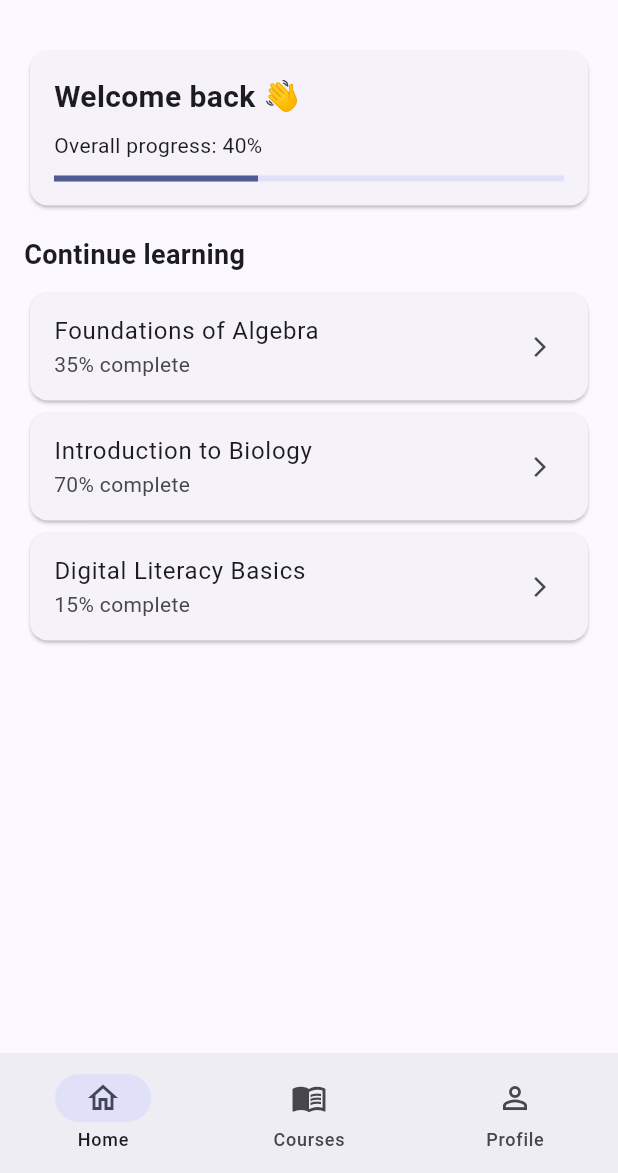
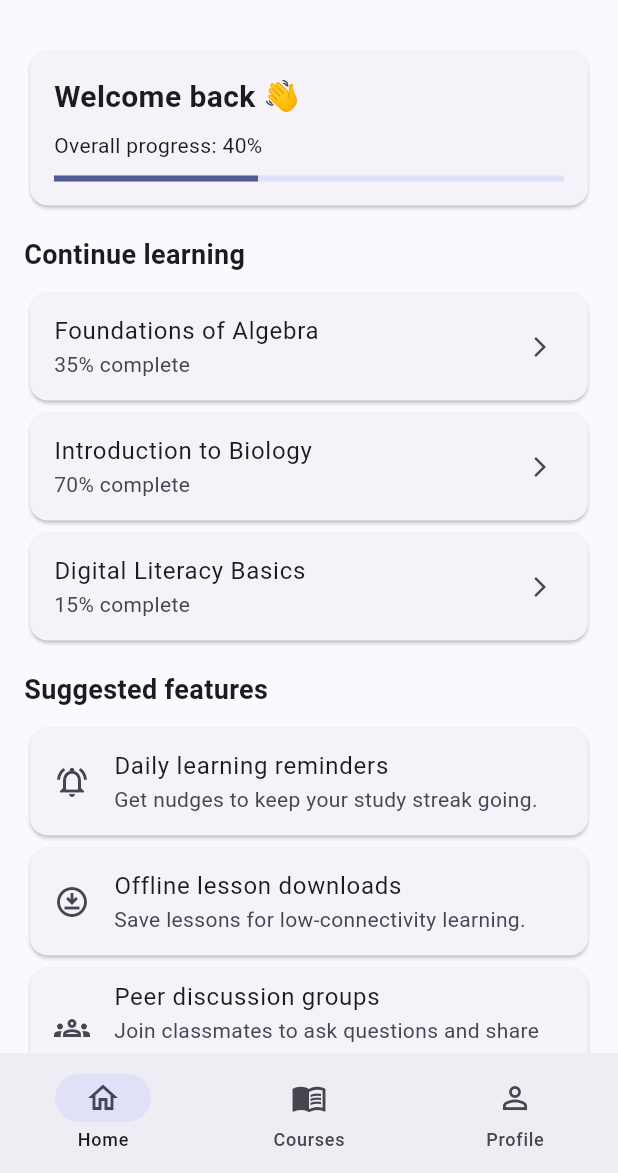
Before and after one commit to NKEthio/Mereb, a Flutter app: the screen it shows after launch, on a phone screen of 412 x 824 dp, the part 63-1236 px from its top. Run offline on Flutter 3.47's test engine with Material 3 defaults, Android fonts, the phone set to English and light mode, and no system bars.

Commit message:
Add more suggested features section to dashboard
Agent-Logs-Url: https://github.com/NKEthio/Mereb/sessions/88e391b6-1fc2-4dfe-81cb-c97a448320af

Co-authored-by: NKEthio <124680883+NKEthio@users.noreply.github.com>

```diff
--- a/lib/main.dart
+++ b/lib/main.dart
@@ -36,6 +36,18 @@ class Course {
   final int lessons;
   final double progress;
   final String description;
+}
+
+class SuggestedFeature {
+  const SuggestedFeature({
+    required this.title,
+    required this.description,
+    required this.icon,
+  });
+
+  final String title;
+  final String description;
+  final IconData icon;
 }
 
 class PrototypeHomePage extends StatefulWidget {
@@ -119,6 +131,28 @@ class _DashboardTab extends StatelessWidget {
   const _DashboardTab({required this.courses});
 
   final List<Course> courses;
+  static const List<SuggestedFeature> _suggestedFeatures = [
+    SuggestedFeature(
+      title: 'Daily learning reminders',
+      description: 'Get nudges to keep your study streak going.',
+      icon: Icons.notifications_active_outlined,
+    ),
+    SuggestedFeature(
+      title: 'Offline lesson downloads',
+      description: 'Save lessons for low-connectivity learning.',
+      icon: Icons.download_for_offline_outlined,
+    ),
+    SuggestedFeature(
+      title: 'Peer discussion groups',
+      description: 'Join classmates to ask questions and share tips.',
+      icon: Icons.groups_outlined,
+    ),
+    SuggestedFeature(
+      title: 'Weekly progress report',
+      description: 'Track wins and identify what to focus on next.',
+      icon: Icons.insights_outlined,
+    ),
+  ];
 
   @override
   Widget build(BuildContext context) {
@@ -175,6 +209,21 @@ class _DashboardTab extends StatelessWidget {
               ),
             ),
           ),
+        const SizedBox(height: 16),
+        const Text(
+          'Suggested features',
+          style: TextStyle(fontSize: 18, fontWeight: FontWeight.w600),
+        ),
+        const SizedBox(height: 8),
+        ..._suggestedFeatures.map(
+          (feature) => Card(
+            child: ListTile(
+              leading: Icon(feature.icon),
+              title: Text(feature.title),
+              subtitle: Text(feature.description),
+            ),
+          ),
+        ),
       ],
     );
   }
```
Also changed, not shown: 1 other file.
